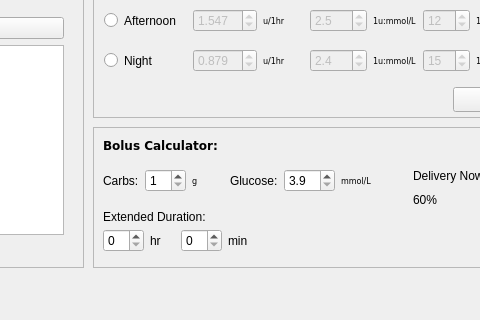
This is InsulinPump/mainwindow.ui in rae-shi/comp3004Team17InsulinPump as Qt 5 draws it before an edit; both pictures show x 407 to 887 and y 103 to 423 of the 1077 by 423 pixel window. The edited form follows.
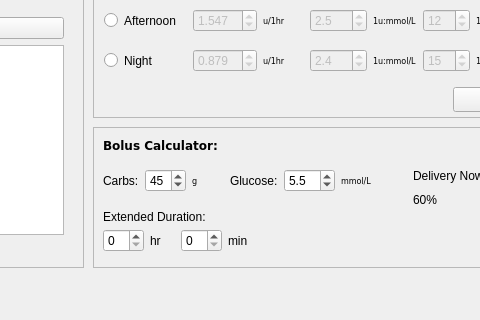
This is the edited form.

Commit message: Made default values for Bolus Calc

```diff
--- a/InsulinPump/mainwindow.ui
+++ b/InsulinPump/mainwindow.ui
@@ -756,7 +756,7 @@
       <string>Extended Duration:</string>
      </property>
     </widget>
-    <widget class="QWidget" name="">
+    <widget class="QWidget" name="layoutWidget">
      <property name="geometry">
       <rect>
        <x>10</x>
@@ -778,6 +778,9 @@
         <property name="minimum">
          <number>1</number>
         </property>
+        <property name="value">
+         <number>45</number>
+        </property>
        </widget>
       </item>
       <item>
@@ -811,6 +814,9 @@
         <property name="maximum">
          <double>10.000000000000000</double>
         </property>
+        <property name="value">
+         <double>5.500000000000000</double>
+        </property>
        </widget>
       </item>
       <item>
@@ -828,7 +834,7 @@
       </item>
      </layout>
     </widget>
-    <widget class="QWidget" name="">
+    <widget class="QWidget" name="layoutWidget">
      <property name="geometry">
       <rect>
        <x>10</x>
@@ -860,7 +866,7 @@
       </item>
      </layout>
     </widget>
-    <widget class="QWidget" name="">
+    <widget class="QWidget" name="layoutWidget">
      <property name="geometry">
       <rect>
        <x>320</x>
```
